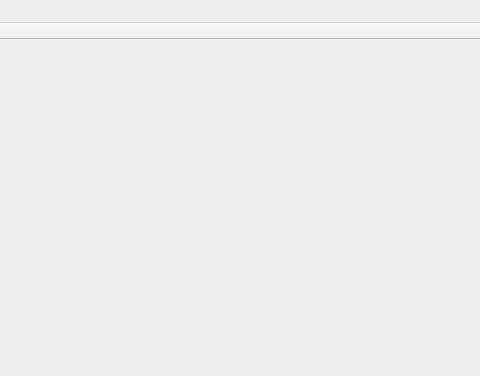
KongQingXin12/JCY, file mainwindow.ui: the form before one commit; both pictures show x 147 to 627 and y 0 to 376 of the 1084 by 651 pixel window.
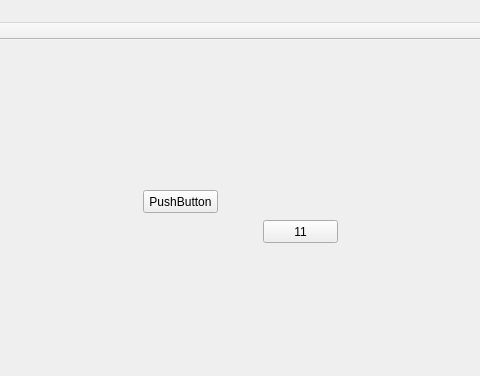
The form after the commit.

What changed in the file:
```diff
--- a/mainwindow.ui
+++ b/mainwindow.ui
@@ -20,7 +20,7 @@
    <string>MainWindow</string>
   </property>
   <widget class="QWidget" name="centralWidget">
-   <widget class="QWidget" name="">
+   <widget class="QWidget" name="layoutWidget">
     <property name="geometry">
      <rect>
       <x>770</x>
@@ -191,6 +191,32 @@
      </item>
     </layout>
    </widget>
+   <widget class="QPushButton" name="pushButton">
+    <property name="geometry">
+     <rect>
+      <x>290</x>
+      <y>150</y>
+      <width>75</width>
+      <height>23</height>
+     </rect>
+    </property>
+    <property name="text">
+     <string>PushButton</string>
+    </property>
+   </widget>
+   <widget class="QPushButton" name="push_button">
+    <property name="geometry">
+     <rect>
+      <x>410</x>
+      <y>180</y>
+      <width>75</width>
+      <height>23</height>
+     </rect>
+    </property>
+    <property name="text">
+     <string>11</string>
+    </property>
+   </widget>
   </widget>
   <widget class="QMenuBar" name="menuBar">
    <property name="geometry">
```
